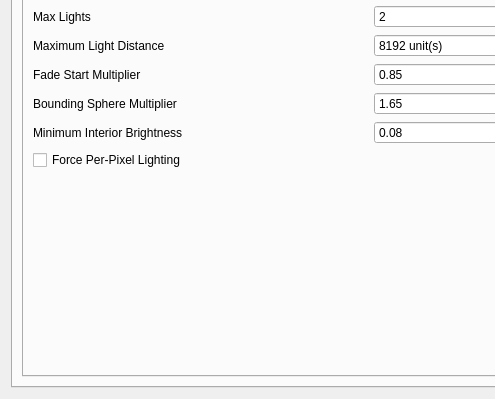
The window that apps/launcher/ui/settingspage.ui (sunhawken/openmw) describes before a commit, drawn with Qt 5; both pictures show x 0 to 495 and y 104 to 503 of the 741 by 503 pixel window.
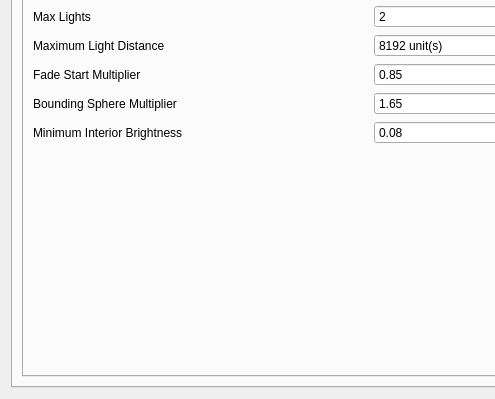
The same window after the commit. The open tabs and pages were chosen to show the change.

Commit message: Move per-pixel lighting to the in-game settings

The edit to the form file:
```diff
--- a/apps/launcher/ui/settingspage.ui
+++ b/apps/launcher/ui/settingspage.ui
@@ -1037,7 +1037,7 @@
                  </property>
                 </widget>
                </item>
-               <item row="9" column="1">
+               <item row="8" column="1">
                 <spacer name="verticalSpacer_10">
                  <property name="orientation">
                   <enum>Qt::Vertical</enum>
@@ -1112,16 +1112,6 @@
                  </property>
                 </widget>
                </item>
-               <item row="8" column="0">
-                <widget class="QCheckBox" name="forcePplCheckBox">
-                 <property name="toolTip">
-                  <string>&lt;html&gt;&lt;head/&gt;&lt;body&gt;&lt;p&gt;Force the use of per pixel lighting. By default, only bump and normal mapped objects use per-pixel lighting. Only affects objects drawn with shaders. Enabling per-pixel lighting results in visual differences to the original MW engine as certain lights in Morrowind rely on vertex lighting to look as intended. Note that groundcover shaders and particle effects ignore this setting.&lt;/p&gt;&lt;/body&gt;&lt;/html&gt;</string>
-                 </property>
-                 <property name="text">
-                  <string>Force Per-Pixel Lighting</string>
-                 </property>
-                </widget>
-               </item>
                <item row="7" column="0">
                 <widget class="QLabel" name="lightsMinimumInteriorBrightnessLabel">
                  <property name="toolTip">
```
The commit also changes 14 other files.
